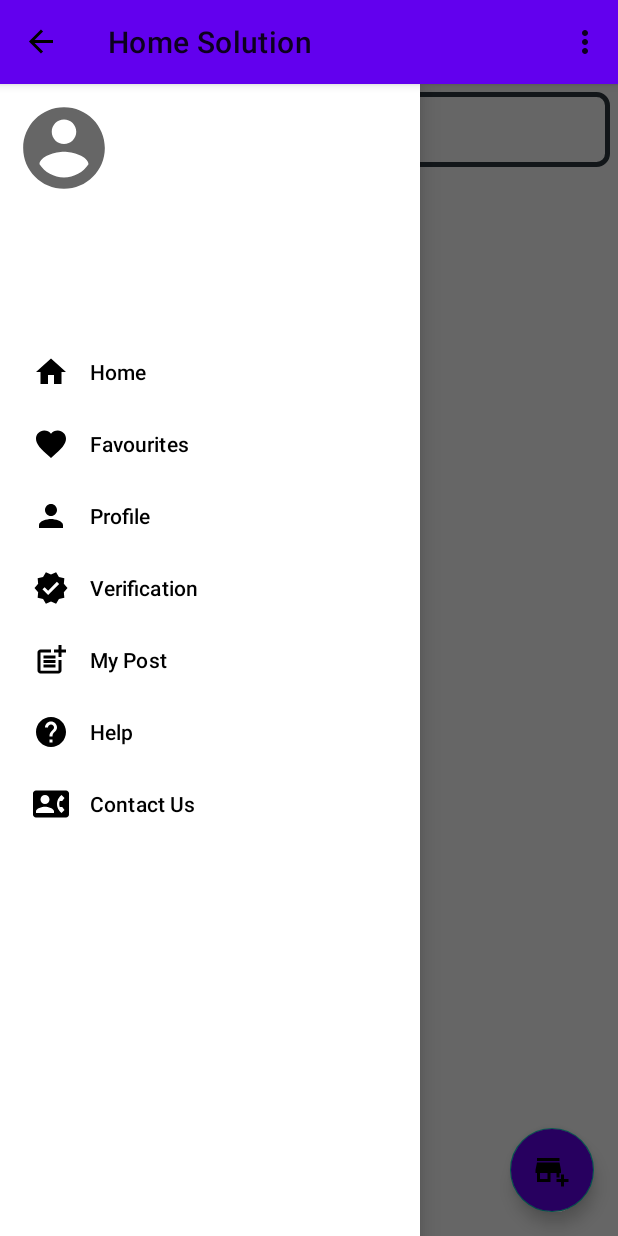
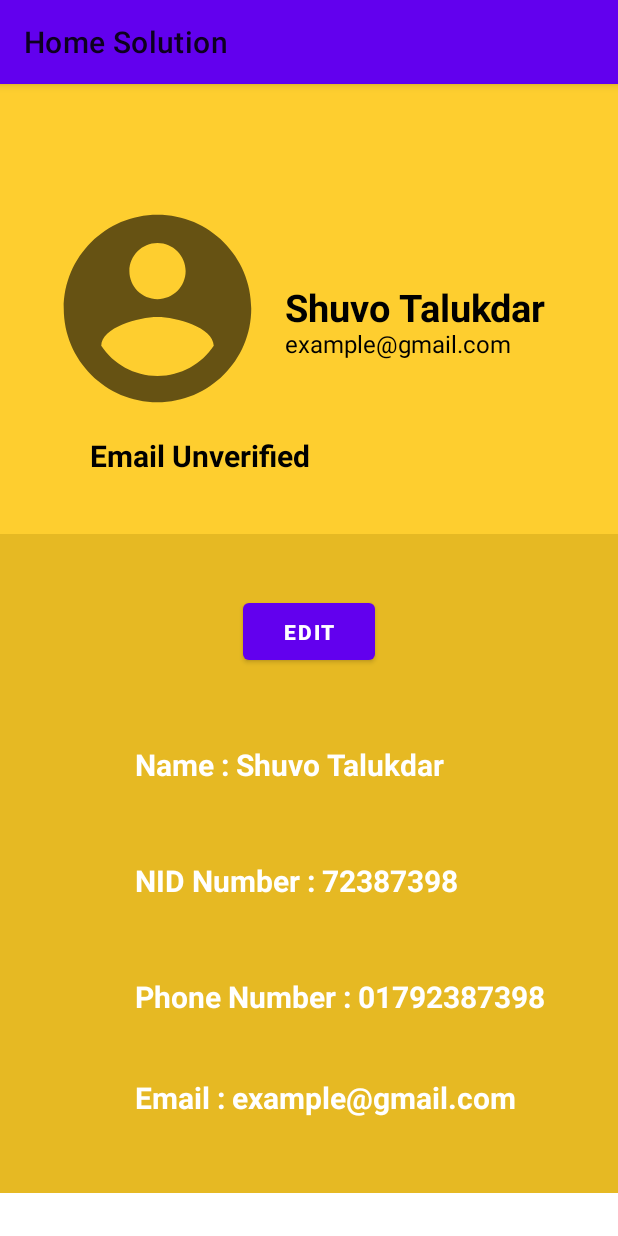
Before and after one commit to shuvo6904/houserent, an Android app: the screen it shows after launch once a user with an empty profile is signed in (MainActivity before the commit, Profile after it), after a tap on "Profile", on a phone screen of 412 x 824 dp. Run offline under Robolectric (Android 15) with nearby library versions, the phone set to English and light mode, and no system bars; our stand-ins replace Firebase (no records; nobody signed in at launch, a user with empty details on screens opened directly); 3 other taps on this screen came first.

Commit message:
design profile section

```diff
--- a/app/src/main/java/com/example/houserentproject/AccountVerification.java
+++ b/app/src/main/java/com/example/houserentproject/AccountVerification.java
@@ -63,6 +63,7 @@ public class AccountVerification extends AppCompatActivity {
 
             buttonEmailVerify.setVisibility(View.VISIBLE);
             textViewEmailVerify.setVisibility(View.VISIBLE);
+        }
 
         buttonEmailVerify.setOnClickListener(new View.OnClickListener() {
             @Override
@@ -89,8 +90,6 @@ public class AccountVerification extends AppCompatActivity {
 
             }
         });
-
-        }
 
         getSupportActionBar().setDisplayHomeAsUpEnabled(true);
         getSupportActionBar().setDisplayShowHomeEnabled(true);
--- a/app/src/main/java/com/example/houserentproject/MainActivity.java
+++ b/app/src/main/java/com/example/houserentproject/MainActivity.java
@@ -245,6 +245,11 @@ public class MainActivity extends AppCompatActivity implements NavigationView.On
             startActivity(new Intent(this, FavListActivity.class));
         }
 
+        if (item.getItemId() == R.id.profileMenuId){
+            startActivity(new Intent(this, Profile.class));
+            //finish();
+        }
+
         return false;
     }
 }
--- /dev/null
+++ b/app/src/main/java/com/example/houserentproject/Profile.java
@@ -0,0 +1,86 @@
+package com.example.houserentproject;
+
+import androidx.annotation.NonNull;
+import androidx.appcompat.app.AppCompatActivity;
+import android.os.Bundle;
+import android.util.Log;
+import android.view.LayoutInflater;
+import android.view.View;
+import android.widget.Button;
+import android.widget.LinearLayout;
+import android.widget.Toast;
+
+import com.google.android.gms.tasks.OnFailureListener;
+import com.google.android.gms.tasks.OnSuccessListener;
+import com.google.android.material.bottomsheet.BottomSheetDialog;
+import com.google.firebase.auth.FirebaseAuth;
+import com.google.firebase.auth.FirebaseUser;
+
+public class Profile extends AppCompatActivity {
+
+    private Button profileEmailVerifyButton, editProfileButton;
+    private BottomSheetDialog sheetDialog;
+    private FirebaseAuth fAuth;
+
+    @Override
+    protected void onCreate(Bundle savedInstanceState) {
+        super.onCreate(savedInstanceState);
+        setContentView(R.layout.activity_profile);
+
+        profileEmailVerifyButton = (Button) findViewById(R.id.verifiedEmailButtonId);
+        editProfileButton = (Button) findViewById(R.id.editProfileButtonId);
+
+        fAuth = FirebaseAuth.getInstance();
+
+        FirebaseUser user = fAuth.getCurrentUser();
+
+        if (!user.isEmailVerified()){
+            Log.d("profile_", "onCreate: email is not verified");
+            profileEmailVerifyButton.setVisibility(View.VISIBLE);
+
+        }else Log.d("profile_", "onCreate: email is verified");
+
+        profileEmailVerifyButton.setOnClickListener(new View.OnClickListener() {
+            @Override
+            public void onClick(View v) {
+
+                user.sendEmailVerification().addOnSuccessListener(new OnSuccessListener<Void>() {
+                    @Override
+                    public void onSuccess(Void aVoid) {
+
+                        Toast.makeText(Profile.this, "Email verification link has been sent.\nPlease check your email", Toast.LENGTH_LONG).show();
+
+                        // buttonEmailVerify.setVisibility(View.GONE);
+                        // textViewEmailVerify.setVisibility(View.GONE);
+
+                    }
+                }).addOnFailureListener(new OnFailureListener() {
+                    @Override
+                    public void onFailure(@NonNull Exception e) {
+
+                        Log.d("tag", "onFailure : Email not sent " + e.getMessage());
+
+                    }
+                });
+
+            }
+        });
+
+        editProfileButton.setOnClickListener(new View.OnClickListener() {
+            @Override
+            public void onClick(View v) {
+
+                sheetDialog = new BottomSheetDialog(Profile.this,R.style.BottomSheetStyle);
+
+                View view = LayoutInflater.from(Profile.this).inflate(R.layout.bottomsheet_dialog,
+                        (LinearLayout)findViewById(R.id.sheetLayoutId));
+
+                sheetDialog.setContentView(view);
+                sheetDialog.show();
+
+            }
+        });
+
+
+    }
+}
--- /dev/null
+++ b/app/src/main/res/drawable/sheet_background.xml
@@ -0,0 +1,5 @@
+<?xml version="1.0" encoding="utf-8"?>
+<shape android:shape="rectangle" xmlns:android="http://schemas.android.com/apk/res/android">
+    <solid android:color="@color/white"/>
+    <corners android:topLeftRadius="10dp" android:topRightRadius="10dp"/>
+</shape>
--- /dev/null
+++ b/app/src/main/res/layout/activity_profile.xml
@@ -0,0 +1,150 @@
+<?xml version="1.0" encoding="utf-8"?>
+<ScrollView
+    xmlns:android="http://schemas.android.com/apk/res/android"
+    xmlns:tools="http://schemas.android.com/tools"
+    xmlns:app="http://schemas.android.com/apk/res-auto"
+    android:layout_width="match_parent"
+    android:layout_height="match_parent"
+    tools:context=".Profile"
+    android:orientation="vertical">
+
+    <LinearLayout
+        android:layout_width="match_parent"
+        android:layout_height="match_parent"
+        android:orientation="vertical">
+
+        <RelativeLayout
+          android:background="#fece2f"
+          android:layout_width="match_parent"
+          android:layout_height="300dp"
+          android:padding="30dp">
+
+            <ImageView
+              android:id="@+id/editableProfileImageViewId"
+              android:layout_width="150dp"
+              android:layout_height="150dp"
+              android:src="@drawable/ic_baseline_account_circle_24"
+              android:layout_centerVertical="true"/>
+
+            <TextView
+                android:id="@+id/profileNameId"
+                android:layout_width="wrap_content"
+                android:layout_height="wrap_content"
+                android:layout_centerVertical="true"
+                android:layout_marginLeft="10dp"
+                android:layout_toRightOf="@id/editableProfileImageViewId"
+                android:includeFontPadding="false"
+                android:text="Shuvo Talukdar"
+                android:textColor="@color/black"
+                android:textSize="25dp"
+                android:textStyle="bold" />
+
+            <TextView
+                android:id="@+id/profileEmailId"
+                android:layout_width="wrap_content"
+                android:layout_height="wrap_content"
+                android:layout_below="@+id/profileNameId"
+                android:layout_marginLeft="10dp"
+                android:layout_toRightOf="@id/editableProfileImageViewId"
+                android:includeFontPadding="false"
+                android:text="example@gmail.com"
+                android:textColor="@color/black"
+                android:textSize="16dp" />
+
+            <RelativeLayout
+                android:layout_marginLeft="20dp"
+                android:layout_width="wrap_content"
+                android:layout_height="wrap_content"
+                android:layout_below="@+id/editableProfileImageViewId">
+
+                <TextView
+                    android:id="@+id/checkIsEmailVerifiedId"
+                    android:layout_width="wrap_content"
+                    android:layout_height="wrap_content"
+                    android:layout_marginLeft="10dp"
+                    android:layout_marginTop="12dp"
+                    android:includeFontPadding="false"
+                    android:text="Email Unverified"
+                    android:textColor="@color/black"
+                    android:textSize="20dp"
+                    android:textStyle="bold" />
+
+                <Button
+                    android:id="@+id/verifiedEmailButtonId"
+                    android:layout_width="wrap_content"
+                    android:layout_height="50dp"
+                    android:layout_marginLeft="20dp"
+                    android:layout_toRightOf="@+id/checkIsEmailVerifiedId"
+                    android:padding="5dp"
+                    android:text="Verify"
+                    android:textStyle="bold"
+                    android:visibility="gone" />
+
+            </RelativeLayout>
+
+
+        </RelativeLayout>
+
+        <LinearLayout
+            android:background="#E6B923"
+            android:layout_width="match_parent"
+            android:layout_height="match_parent"
+            android:orientation="vertical">
+
+            <Button
+                android:layout_marginTop="40dp"
+                android:layout_gravity="center"
+                android:id="@+id/editProfileButtonId"
+                android:layout_width="wrap_content"
+                android:layout_height="50dp"
+                android:padding="5dp"
+                android:text="Edit"
+                android:textStyle="bold" />
+
+
+            <TextView
+                android:layout_marginTop="50dp"
+                android:layout_marginLeft="90dp"
+                android:layout_width="match_parent"
+                android:layout_height="wrap_content"
+                android:text="Name : Shuvo Talukdar"
+                android:textColor="@color/white"
+                android:textSize="20sp"
+                android:textStyle="bold" />
+
+            <TextView
+                android:layout_marginTop="50dp"
+                android:layout_marginLeft="90dp"
+                android:layout_width="match_parent"
+                android:layout_height="wrap_content"
+                android:text="NID Number : 72387398"
+                android:textColor="@color/white"
+                android:textSize="20sp"
+                android:textStyle="bold" />
+
+            <TextView
+                android:layout_marginTop="50dp"
+                android:layout_marginLeft="90dp"
+                android:layout_width="match_parent"
+                android:layout_height="wrap_content"
+                android:text="Phone Number : 01792387398"
+                android:textColor="@color/white"
+                android:textSize="20sp"
+                android:textStyle="bold" />
+
+            <TextView
+                android:layout_marginBottom="50dp"
+                android:layout_marginTop="40dp"
+                android:layout_marginLeft="90dp"
+                android:layout_width="match_parent"
+                android:layout_height="wrap_content"
+                android:text="Email : example@gmail.com"
+                android:textColor="@color/white"
+                android:textSize="20sp"
+                android:textStyle="bold" />
+
+        </LinearLayout>
+
+    </LinearLayout>
+
+  </ScrollView>
--- a/app/src/main/res/values/themes.xml
+++ b/app/src/main/res/values/themes.xml
@@ -14,4 +14,16 @@
         <!-- Customize your theme here. -->
     </style>
 
+    <style name="BottomSheetStyle" parent="Theme.Design.Light.BottomSheetDialog">
+
+        <item name="bottomSheetStyle">@style/Modal</item>
+
+    </style>
+
+    <style name="Modal" parent="Widget.Design.BottomSheet.Modal">
+
+        <item name="android:background">@drawable/sheet_background</item>
+
+    </style>
+
 </resources>
```
Also changed, not shown: app/src/main/AndroidManifest.xml (+14 -10 lines), app/src/main/res/layout/bottomsheet_dialog.xml (added, +100 -0 lines). Lines whose indentation alone changed are shown as unchanged.
